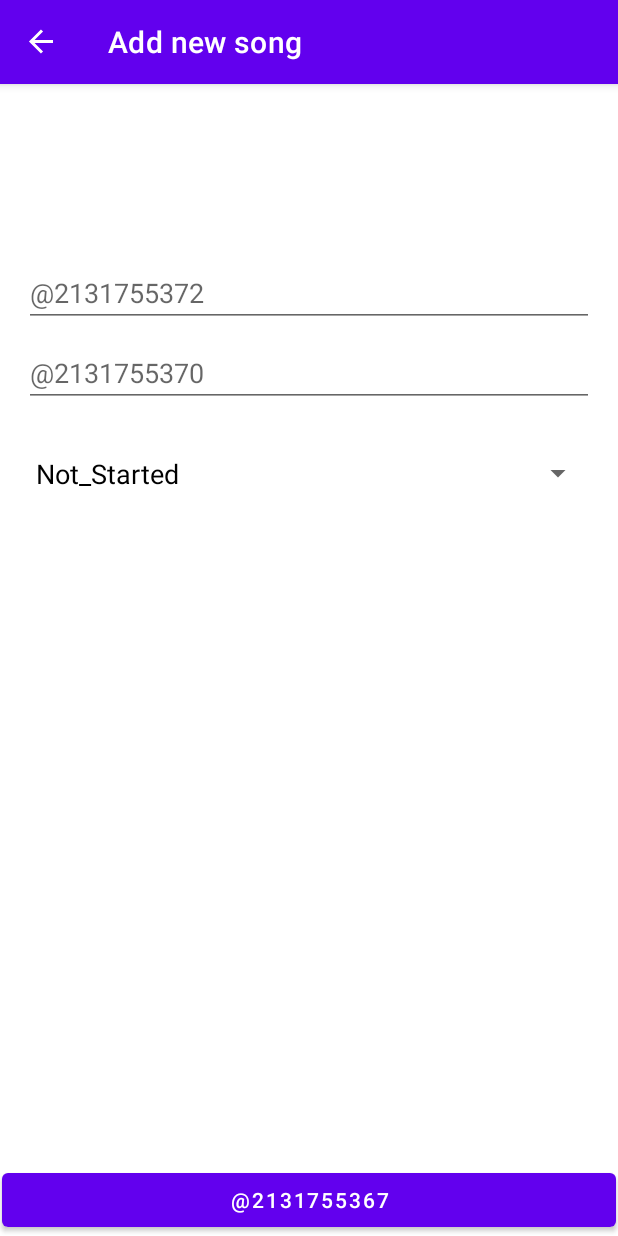
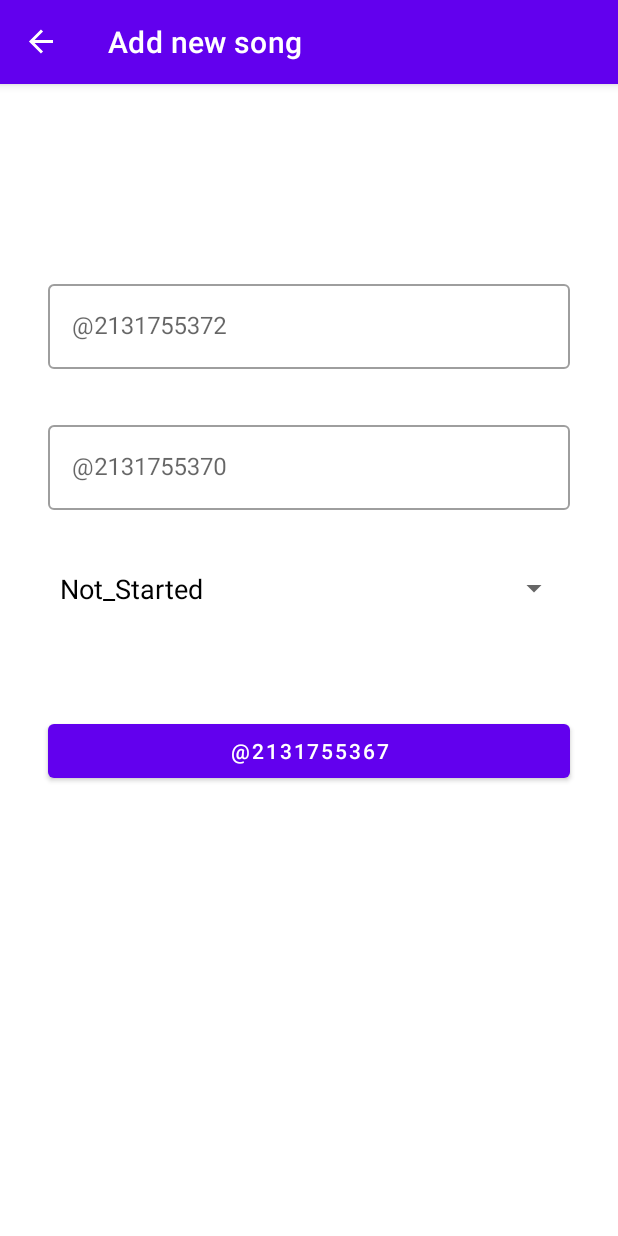
Before and after one commit to amadoug2g/Repertoire, an Android app: the AddFragment screen opened through its navigation route, on a phone screen of 412 x 824 dp. Run offline under Robolectric (Android 15) with nearby library versions, the phone set to English and light mode, and no system bars; our stand-ins replace Room's generated code, data binding, navigation-ui; libraries missing offline, so code that uses them is left out: org.jetbrains.anko.

Commit message:
Adding Detail, Update fragments

```diff
--- a/app/src/main/java/com/playgroundagc/songtracker/fragments/add/AddFragment.kt
+++ b/app/src/main/java/com/playgroundagc/songtracker/fragments/add/AddFragment.kt
@@ -1,5 +1,7 @@
 package com.playgroundagc.songtracker.fragments.add
 
+import android.content.Context
+import android.graphics.ColorSpace
 import android.os.Bundle
 import android.text.TextUtils
 import android.util.Log
@@ -7,6 +9,9 @@ import android.view.LayoutInflater
 import android.view.View
 import android.view.ViewGroup
 import android.widget.ArrayAdapter
+import android.widget.BaseAdapter
+import android.widget.ImageView
+import android.widget.TextView
 import androidx.databinding.DataBindingUtil
 import androidx.fragment.app.Fragment
 import androidx.lifecycle.ViewModelProvider
@@ -44,10 +49,10 @@ class AddFragment : Fragment() {
             false
         )
 
-        binding.spinnerSongStatus.adapter =
+        binding.spinnerSongStatusAdd.adapter =
             ArrayAdapter(requireContext(), R.layout.simple_layout_file, SongStatus.values())
 
-        binding.buttonAddSong.setOnClickListener {
+        binding.buttonSongAdd.setOnClickListener {
             insertDataToDatabase()
         }
 
@@ -55,9 +60,9 @@ class AddFragment : Fragment() {
     }
 
     private fun insertDataToDatabase() {
-        val name = binding.editTextSongName.text.toString()
-        val artist = binding.editTextSongArtist.text.toString()
-        val status = when (binding.spinnerSongStatus.selectedItemPosition) {
+        val name = binding.songNameInputAdd.text.toString()
+        val artist = binding.songArtistInputAdd.text.toString()
+        val status = when (binding.spinnerSongStatusAdd.selectedItemPosition) {
             0 -> {
                 SongStatus.Not_Started
             }
@@ -79,7 +84,7 @@ class AddFragment : Fragment() {
 
             toast("${song.name} added")
 
-            findNavController().navigate(R.id.addFragmentTolistFragment)
+            findNavController().navigate(R.id.addFragmentToListFragment)
         } else {
             toast("Fill all fields first!")
         }
--- a/app/src/main/res/layout/fragment_add.xml
+++ b/app/src/main/res/layout/fragment_add.xml
@@ -1,69 +1,66 @@
 <?xml version="1.0" encoding="utf-8"?>
 
-<layout xmlns:android="http://schemas.android.com/apk/res/android">
+<layout xmlns:android="http://schemas.android.com/apk/res/android"
+    xmlns:tools="http://schemas.android.com/tools">
 
-    <androidx.constraintlayout.widget.ConstraintLayout xmlns:app="http://schemas.android.com/apk/res-auto"
-        xmlns:tools="http://schemas.android.com/tools"
-        android:layout_width="match_parent"
+    <LinearLayout android:layout_width="match_parent"
         android:layout_height="match_parent"
+        android:orientation="vertical"
         tools:context=".fragments.add.AddFragment">
 
-        <EditText
-            android:id="@+id/editText_song_name"
+
+        <com.google.android.material.textfield.TextInputLayout
+            android:id="@+id/song_name_layout_add"
+            style="@style/Widget.MaterialComponents.TextInputLayout.OutlinedBox"
             android:layout_width="match_parent"
             android:layout_height="wrap_content"
-            android:autofillHints=""
-            android:ems="10"
-            android:layout_marginStart="16dp"
-            android:layout_marginEnd="16dp"
-            android:hint="@string/song_name_hint"
-            android:inputType="textPersonName"
-            app:layout_constraintBottom_toTopOf="@+id/editText_song_artist"
-            app:layout_constraintEnd_toEndOf="parent"
-            app:layout_constraintHorizontal_bias="1.0"
-            app:layout_constraintStart_toStartOf="parent"
-            app:layout_constraintTop_toTopOf="parent"
-            app:layout_constraintVertical_bias="0.934" />
+            android:layout_marginStart="32dp"
+            android:layout_marginTop="128dp"
+            android:layout_marginEnd="32dp"
+            android:hint="@string/song_name_hint">
 
-        <EditText
-            android:id="@+id/editText_song_artist"
+            <com.google.android.material.textfield.TextInputEditText
+                android:id="@+id/song_name_input_add"
+                android:layout_width="match_parent"
+                android:layout_height="wrap_content"
+                android:inputType="text" />
+
+        </com.google.android.material.textfield.TextInputLayout>
+
+        <com.google.android.material.textfield.TextInputLayout
+            android:id="@+id/song_artist_layout_add"
+            style="@style/Widget.MaterialComponents.TextInputLayout.OutlinedBox"
             android:layout_width="match_parent"
             android:layout_height="wrap_content"
-            android:layout_marginBottom="24dp"
-            android:ems="10"
-            android:layout_marginStart="16dp"
-            android:layout_marginEnd="16dp"
-            android:inputType="textPersonName"
-            android:hint="@string/song_artist_hint"
-            app:layout_constraintBottom_toTopOf="@+id/spinner_song_status"
-            app:layout_constraintEnd_toEndOf="parent"
-            app:layout_constraintHorizontal_bias="1.0"
-            app:layout_constraintStart_toStartOf="parent"
-            android:autofillHints="" />
+            android:layout_marginTop="32dp"
+            android:layout_marginStart="32dp"
+            android:layout_marginEnd="32dp"
+            android:hint="@string/song_artist_hint">
+
+            <com.google.android.material.textfield.TextInputEditText
+                android:id="@+id/song_artist_input_add"
+                android:layout_width="match_parent"
+                android:layout_height="wrap_content"
+                android:inputType="text" />
+
+        </com.google.android.material.textfield.TextInputLayout>
 
         <Spinner
-            android:id="@+id/spinner_song_status"
+            android:id="@+id/spinner_song_status_add"
             android:layout_width="match_parent"
             android:layout_height="wrap_content"
-            android:layout_marginBottom="440dp"
-            android:layout_marginStart="16dp"
-            android:layout_marginEnd="16dp"
-            app:layout_constraintBottom_toTopOf="@+id/button_add_song"
-            app:layout_constraintEnd_toEndOf="parent"
-            app:layout_constraintHorizontal_bias="0.0"
-            app:layout_constraintStart_toStartOf="parent" />
+            android:layout_marginTop="32dp"
+            android:layout_marginStart="32dp"
+            android:layout_marginEnd="32dp" />
 
         <Button
-            android:id="@+id/button_add_song"
-            android:layout_width="409dp"
+            android:id="@+id/button_song_add"
+            android:layout_width="match_parent"
             android:layout_height="wrap_content"
-            android:layout_marginStart="64dp"
-            android:layout_marginEnd="64dp"
-            android:text="@string/add_btn_text"
-            app:layout_constraintBottom_toBottomOf="parent"
-            app:layout_constraintEnd_toEndOf="parent"
-            app:layout_constraintHorizontal_bias="0.5"
-            app:layout_constraintStart_toStartOf="parent" />
-    </androidx.constraintlayout.widget.ConstraintLayout>
+            android:layout_marginTop="64dp"
+            android:layout_marginStart="32dp"
+            android:layout_marginEnd="32dp"
+            android:text="@string/add_btn_text"/>
+    </LinearLayout>
 
 </layout>
--- a/app/src/main/res/navigation/main_nav.xml
+++ b/app/src/main/res/navigation/main_nav.xml
@@ -6,15 +6,6 @@
     app:startDestination="@id/listFragment">
 
     <fragment
-        android:id="@+id/addFragment"
-        android:name="com.playgroundagc.songtracker.fragments.add.AddFragment"
-        android:label="Add new song"
-        tools:layout="@layout/fragment_add" >
-        <action
-            android:id="@+id/addFragmentTolistFragment"
-            app:destination="@id/listFragment" />
-    </fragment>
-    <fragment
         android:id="@+id/listFragment"
         android:name="com.playgroundagc.songtracker.fragments.list.ListFragment"
         android:label="Song list"
@@ -22,5 +13,37 @@
         <action
             android:id="@+id/listFragmentToAddFragment"
             app:destination="@id/addFragment" />
+        <action
+            android:id="@+id/listFragmentToDetailFragment"
+            app:destination="@id/detailFragment" />
+    </fragment>
+    <fragment
+        android:id="@+id/addFragment"
+        android:name="com.playgroundagc.songtracker.fragments.add.AddFragment"
+        android:label="Add new song"
+        tools:layout="@layout/fragment_add" >
+        <action
+            android:id="@+id/addFragmentToListFragment"
+            app:destination="@id/listFragment" />
+    </fragment>
+
+    <fragment
+        android:id="@+id/detailFragment"
+        android:name="com.playgroundagc.songtracker.fragments.detail.DetailFragment"
+        android:label="Song details" >
+        <action
+            android:id="@+id/detailFragmentToListFragment"
+            app:destination="@id/listFragment" />
+        <action
+            android:id="@+id/detailFragmentToUpdateFragment"
+            app:destination="@id/updateFragment" />
+    </fragment>
+    <fragment
+        android:id="@+id/updateFragment"
+        android:name="com.playgroundagc.songtracker.fragments.update.UpdateFragment"
+        android:label="Update song" >
+        <action
+            android:id="@+id/updateFragmentToDetailFragment"
+            app:destination="@id/detailFragment" />
     </fragment>
 </navigation>
```
Also changed, not shown: app/src/main/java/com/playgroundagc/songtracker/fragments/detail/DetailFragment.kt (added, +19 -0 lines), app/src/main/res/layout/fragment_detail.xml (added, +49 -0 lines), app/src/main/res/layout/fragment_update.xml (+62 -10 lines).
